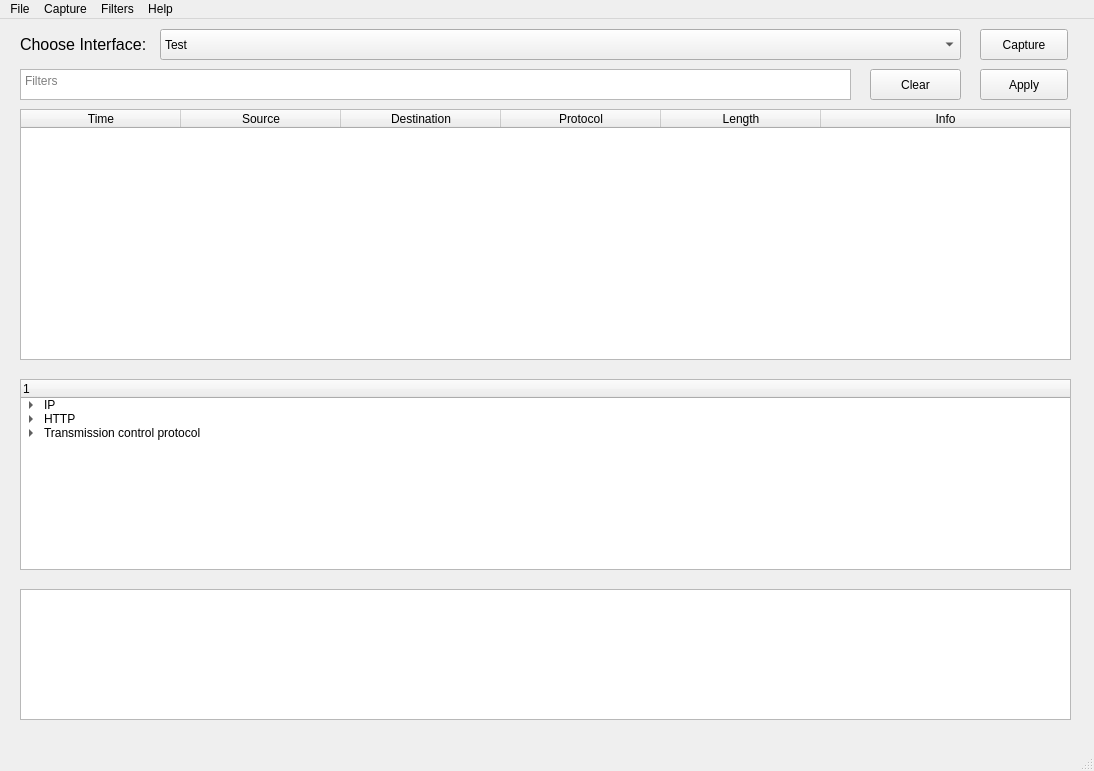
First picture: the form in axelshark.ui, repository yatish609/Axel-shark, before the edit.
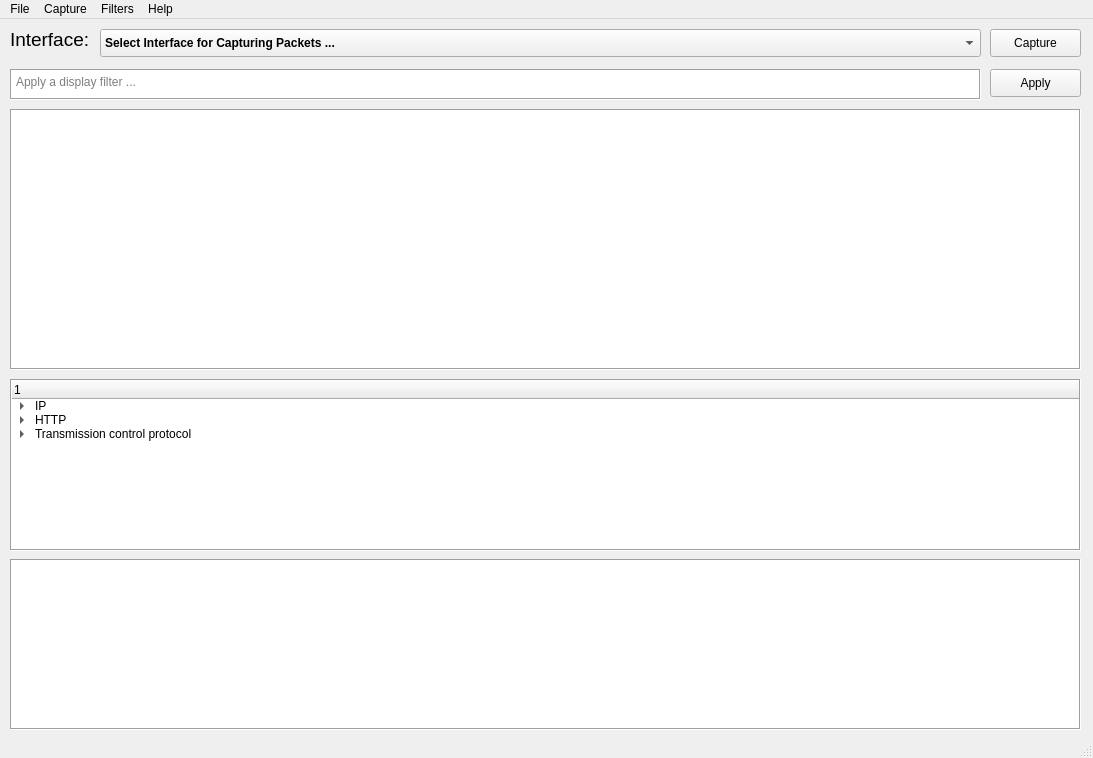
Second picture: the form after the edit.

Commit message: Optimized Storing Algorithm, Created Filter algos, File save and load functionality added, squashed bugs, fixed missing algos and cleaned up some code

The edit to the form file:
```diff
--- a/axelshark.ui
+++ b/axelshark.ui
@@ -6,140 +6,26 @@
    <rect>
     <x>0</x>
     <y>0</y>
-    <width>1094</width>
-    <height>771</height>
+    <width>1093</width>
+    <height>758</height>
    </rect>
   </property>
   <property name="windowTitle">
    <string>Packet Sniffer</string>
   </property>
   <widget class="QWidget" name="centralwidget">
-   <widget class="QTextEdit" name="Filters">
-    <property name="geometry">
-     <rect>
-      <x>20</x>
-      <y>50</y>
-      <width>831</width>
-      <height>31</height>
-     </rect>
-    </property>
-    <property name="placeholderText">
-     <string>Filters</string>
-    </property>
-   </widget>
-   <widget class="QPushButton" name="searchButton">
-    <property name="geometry">
-     <rect>
-      <x>980</x>
-      <y>50</y>
-      <width>88</width>
-      <height>31</height>
-     </rect>
-    </property>
-    <property name="text">
-     <string>Apply</string>
-    </property>
-   </widget>
-   <widget class="QTableWidget" name="Packets">
-    <property name="geometry">
-     <rect>
-      <x>20</x>
-      <y>90</y>
-      <width>1051</width>
-      <height>251</height>
-     </rect>
-    </property>
-    <property name="sizePolicy">
-     <sizepolicy hsizetype="Expanding" vsizetype="Expanding">
-      <horstretch>0</horstretch>
-      <verstretch>0</verstretch>
-     </sizepolicy>
-    </property>
-    <property name="frameShape">
-     <enum>QFrame::StyledPanel</enum>
-    </property>
-    <property name="frameShadow">
-     <enum>QFrame::Sunken</enum>
-    </property>
-    <property name="lineWidth">
-     <number>1</number>
-    </property>
-    <property name="sizeAdjustPolicy">
-     <enum>QAbstractScrollArea::AdjustToContents</enum>
-    </property>
-    <property name="editTriggers">
-     <set>QAbstractItemView::NoEditTriggers</set>
-    </property>
-    <property name="alternatingRowColors">
-     <bool>false</bool>
-    </property>
-    <property name="selectionBehavior">
-     <enum>QAbstractItemView::SelectRows</enum>
-    </property>
-    <property name="rowCount">
-     <number>0</number>
-    </property>
-    <property name="columnCount">
-     <number>6</number>
-    </property>
-    <attribute name="horizontalHeaderCascadingSectionResizes">
-     <bool>false</bool>
-    </attribute>
-    <attribute name="horizontalHeaderMinimumSectionSize">
-     <number>23</number>
-    </attribute>
-    <attribute name="horizontalHeaderDefaultSectionSize">
-     <number>160</number>
-    </attribute>
-    <attribute name="horizontalHeaderShowSortIndicator" stdset="0">
-     <bool>false</bool>
-    </attribute>
-    <attribute name="horizontalHeaderStretchLastSection">
-     <bool>true</bool>
-    </attribute>
-    <attribute name="verticalHeaderStretchLastSection">
-     <bool>true</bool>
-    </attribute>
-    <column>
-     <property name="text">
-      <string>Time</string>
-     </property>
-    </column>
-    <column>
-     <property name="text">
-      <string>Source</string>
-     </property>
-    </column>
-    <column>
-     <property name="text">
-      <string>Destination</string>
-     </property>
-    </column>
-    <column>
-     <property name="text">
-      <string>Protocol</string>
-     </property>
-    </column>
-    <column>
-     <property name="text">
-      <string>Length</string>
-     </property>
-    </column>
-    <column>
-     <property name="text">
-      <string>Info</string>
-     </property>
-    </column>
-   </widget>
    <widget class="QTreeWidget" name="packetInfo">
     <property name="geometry">
      <rect>
-      <x>20</x>
+      <x>10</x>
       <y>360</y>
-      <width>1051</width>
-      <height>191</height>
+      <width>1071</width>
+      <height>172</height>
      </rect>
     </property>
+    <property name="frameShape">
+     <enum>QFrame::Box</enum>
+    </property>
     <property name="editTriggers">
      <set>QAbstractItemView::NoEditTriggers</set>
     </property>
@@ -185,40 +71,74 @@
    <widget class="QTextBrowser" name="packetHex">
     <property name="geometry">
      <rect>
-      <x>20</x>
-      <y>570</y>
-      <width>1051</width>
-      <height>131</height>
+      <x>10</x>
+      <y>540</y>
+      <width>1071</width>
+      <height>171</height>
      </rect>
+    </property>
+    <property name="frameShape">
+     <enum>QFrame::Box</enum>
+    </property>
+   </widget>
+   <widget class="QTableView" name="packetsTable">
+    <property name="geometry">
+     <rect>
+      <x>10</x>
+      <y>90</y>
+      <width>1071</width>
+      <height>261</height>
+     </rect>
+    </property>
+    <property name="frameShape">
+     <enum>QFrame::Box</enum>
+    </property>
+    <property name="editTriggers">
+     <set>QAbstractItemView::NoEditTriggers</set>
+    </property>
+    <property name="alternatingRowColors">
+     <bool>true</bool>
+    </property>
+    <property name="selectionBehavior">
+     <enum>QAbstractItemView::SelectRows</enum>
     </property>
    </widget>
    <widget class="QLabel" name="interfaceLabel">
     <property name="geometry">
      <rect>
-      <x>20</x>
+      <x>10</x>
       <y>10</y>
-      <width>131</width>
-      <height>31</height>
+      <width>81</width>
+      <height>21</height>
      </rect>
     </property>
     <property name="font">
      <font>
-      <pointsize>12</pointsize>
+      <pointsize>14</pointsize>
      </font>
     </property>
     <property name="text">
-     <string>Choose Interface:</string>
+     <string>Interface:</string>
     </property>
    </widget>
    <widget class="QComboBox" name="interfacesList">
+    <property name="enabled">
+     <bool>true</bool>
+    </property>
     <property name="geometry">
      <rect>
-      <x>160</x>
+      <x>100</x>
       <y>10</y>
-      <width>801</width>
-      <height>31</height>
+      <width>881</width>
+      <height>28</height>
      </rect>
     </property>
+    <property name="font">
+     <font>
+      <weight>75</weight>
+      <bold>true</bold>
+     </font>
+    </property>
     <property name="statusTip">
      <string>Choose Interface for packets capture</string>
     </property>
@@ -228,36 +148,64 @@
     <property name="autoFillBackground">
      <bool>false</bool>
     </property>
+    <property name="currentText">
+     <string>Select Interface for Capturing Packets ...</string>
+    </property>
     <item>
      <property name="text">
-      <string>Test</string>
+      <string>Select Interface for Capturing Packets ...</string>
      </property>
     </item>
    </widget>
    <widget class="QPushButton" name="captureButton">
     <property name="geometry">
      <rect>
-      <x>980</x>
+      <x>990</x>
       <y>10</y>
-      <width>88</width>
-      <height>31</height>
+      <width>91</width>
+      <height>28</height>
      </rect>
     </property>
     <property name="text">
      <string>Capture</string>
     </property>
    </widget>
-   <widget class="QPushButton" name="clearFiltersButton">
+   <widget class="QPlainTextEdit" name="filterBox">
     <property name="geometry">
      <rect>
-      <x>870</x>
+      <x>10</x>
       <y>50</y>
-      <width>91</width>
+      <width>971</width>
       <height>31</height>
      </rect>
     </property>
+    <property name="maximumSize">
+     <size>
+      <width>1033</width>
+      <height>96</height>
+     </size>
+    </property>
+    <property name="frameShape">
+     <enum>QFrame::Box</enum>
+    </property>
+    <property name="placeholderText">
+     <string>Apply a display filter ...</string>
+    </property>
+   </widget>
+   <widget class="QPushButton" name="applyButton">
+    <property name="geometry">
+     <rect>
+      <x>990</x>
+      <y>50</y>
+      <width>91</width>
+      <height>28</height>
+     </rect>
+    </property>
+    <property name="focusPolicy">
+     <enum>Qt::StrongFocus</enum>
+    </property>
     <property name="text">
-     <string>Clear</string>
+     <string>Apply</string>
     </property>
    </widget>
   </widget>
@@ -266,7 +214,7 @@
     <rect>
      <x>0</x>
      <y>0</y>
-     <width>1094</width>
+     <width>1093</width>
      <height>25</height>
     </rect>
    </property>
@@ -285,30 +233,24 @@
     <addaction name="actionStart_Capture"/>
     <addaction name="actionStop_Capture"/>
    </widget>
-   <widget class="QMenu" name="menuAbout">
+   <widget class="QMenu" name="menuFilters">
+    <property name="title">
+     <string>Filters</string>
+    </property>
+    <addaction name="actionUDP"/>
+    <addaction name="actionTCP"/>
+   </widget>
+   <widget class="QMenu" name="menuHelp">
     <property name="title">
      <string>Help</string>
     </property>
     <addaction name="actionInstructions"/>
     <addaction name="actionAbout"/>
    </widget>
-   <widget class="QMenu" name="menuFilters">
-    <property name="title">
-     <string>Filters</string>
-    </property>
-    <widget class="QMenu" name="menuFilter_by_type">
-     <property name="title">
-      <string>Filter by type</string>
-     </property>
-     <addaction name="actionUDP"/>
-     <addaction name="actionTCP"/>
-    </widget>
-    <addaction name="menuFilter_by_type"/>
-   </widget>
    <addaction name="menuFile"/>
    <addaction name="menuCapture"/>
    <addaction name="menuFilters"/>
-   <addaction name="menuAbout"/>
+   <addaction name="menuHelp"/>
   </widget>
   <widget class="QStatusBar" name="statusbar"/>
   <action name="actionOpen">
```
Left out of the diff: 40 changed lines with no effect on the pictures. The commit also changes 5 other files.
